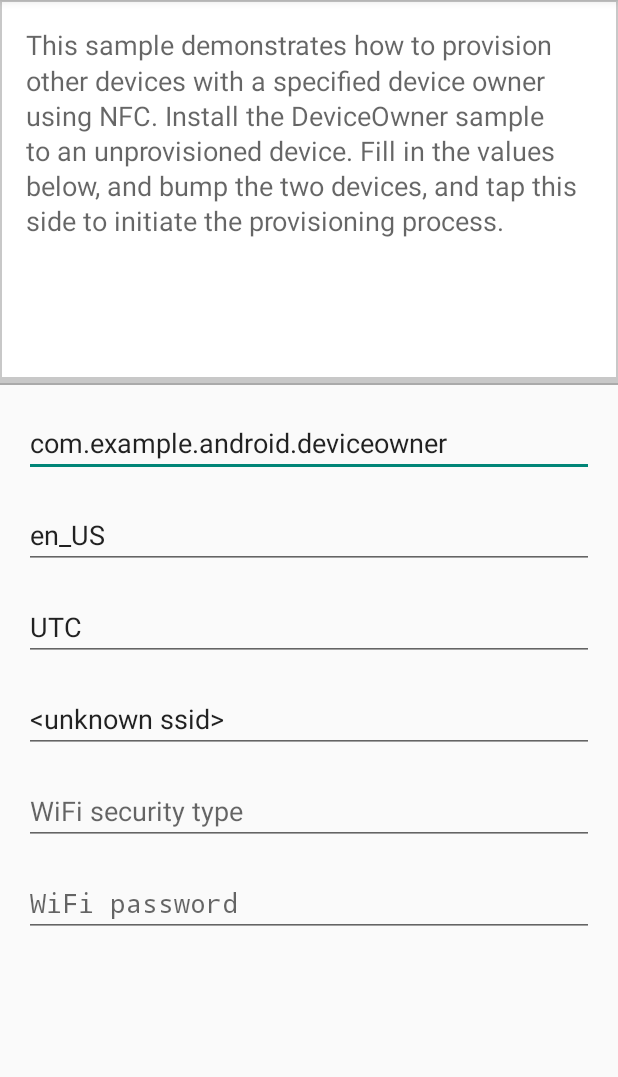
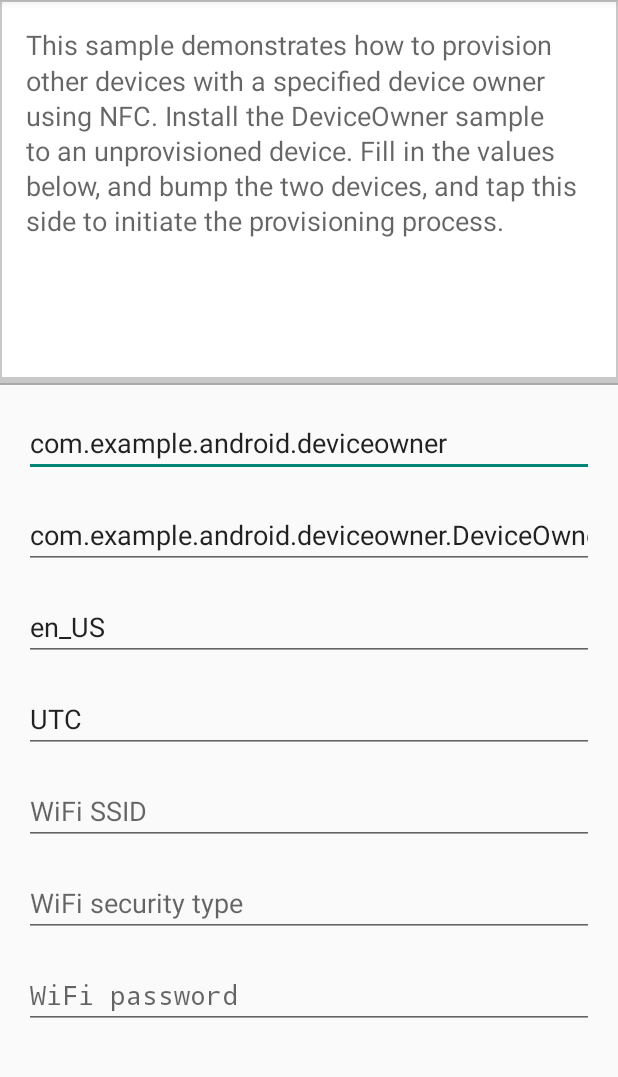
Before and after one commit to googlearchive/android-NfcProvisioning, an Android app: the screen it shows after launch (MainActivity), on a phone screen of 412 x 824 dp, the part 84-1161 px from its top. Run offline under Robolectric (Android 15) with nearby library versions, the phone set to English and light mode, and no system bars.

Commit message:
Auto-update

```diff
--- a/Application/build.gradle
+++ b/Application/build.gradle
@@ -5,7 +5,7 @@ buildscript {
     }
 
     dependencies {
-        classpath 'com.android.tools.build:gradle:2.2.3'
+        classpath 'com.android.tools.build:gradle:2.2.0'
     }
 }
 
@@ -32,11 +32,11 @@ List<String> dirs = [
 
 android {
     compileSdkVersion 25
-    buildToolsVersion "25.0.2"
+    buildToolsVersion "25.0.3"
 
     defaultConfig {
         minSdkVersion 21
-        targetSdkVersion 22
+        targetSdkVersion 25
     }
 
     compileOptions {
--- a/Application/src/main/AndroidManifest.xml
+++ b/Application/src/main/AndroidManifest.xml
@@ -15,6 +15,7 @@
  limitations under the License.
 -->
 <manifest
+    xmlns:tools="http://schemas.android.com/tools"
     package="com.example.android.nfcprovisioning"
     xmlns:android="http://schemas.android.com/apk/res/android"
     android:versionCode="1"
@@ -28,7 +29,8 @@
         android:allowBackup="true"
         android:icon="@drawable/ic_launcher"
         android:label="@string/app_name"
-        android:theme="@style/AppTheme">
+        android:theme="@style/AppTheme"
+        tools:ignore="AllowBackup,GoogleAppIndexingWarning">
 
         <activity
             android:name=".MainActivity"
--- /dev/null
+++ b/Application/src/main/java/com/example/android/nfcprovisioning/CompatUtils.java
@@ -0,0 +1,49 @@
+/*
+ * Copyright (C) 2016 The Android Open Source Project
+ *
+ * Licensed under the Apache License, Version 2.0 (the "License");
+ * you may not use this file except in compliance with the License.
+ * You may obtain a copy of the License at
+ *
+ *      http://www.apache.org/licenses/LICENSE-2.0
+ *
+ * Unless required by applicable law or agreed to in writing, software
+ * distributed under the License is distributed on an "AS IS" BASIS,
+ * WITHOUT WARRANTIES OR CONDITIONS OF ANY KIND, either express or implied.
+ * See the License for the specific language governing permissions and
+ * limitations under the License.
+ */
+
+package com.example.android.nfcprovisioning;
+
+import android.content.res.Configuration;
+import android.os.Build;
+import android.os.LocaleList;
+
+import java.util.Locale;
+
+
+public final class CompatUtils {
+
+    private CompatUtils() {
+        // Prevent instantiation
+    }
+
+    /**
+     * Retrieves the primary locale from the specified {@link Configuration}.
+     *
+     * @param configuration The current {@link Configuration}.
+     * @return The primary locale.
+     */
+    public static Locale getPrimaryLocale(Configuration configuration) {
+        if (Build.VERSION.SDK_INT >= 24) {
+            final LocaleList locales = configuration.getLocales();
+            if (locales.size() > 0) {
+                return locales.get(0);
+            }
+        }
+        //noinspection deprecation
+        return configuration.locale;
+    }
+
+}
--- a/Application/src/main/java/com/example/android/nfcprovisioning/NfcProvisioningFragment.java
+++ b/Application/src/main/java/com/example/android/nfcprovisioning/NfcProvisioningFragment.java
@@ -18,10 +18,12 @@ package com.example.android.nfcprovisioning;
 
 import android.app.Activity;
 import android.app.admin.DevicePolicyManager;
+import android.content.ComponentName;
 import android.nfc.NdefMessage;
 import android.nfc.NdefRecord;
 import android.nfc.NfcAdapter;
 import android.nfc.NfcEvent;
+import android.os.Build;
 import android.os.Bundle;
 import android.support.annotation.Nullable;
 import android.support.v4.app.Fragment;
@@ -55,6 +57,7 @@ public class NfcProvisioningFragment extends Fragment implements
 
     // View references
     private EditText mEditPackageName;
+    private EditText mEditClassName;
     private EditText mEditLocale;
     private EditText mEditTimezone;
     private EditText mEditWifiSsid;
@@ -74,6 +77,7 @@ public class NfcProvisioningFragment extends Fragment implements
     public void onViewCreated(View view, @Nullable Bundle savedInstanceState) {
         // Retrieve view references
         mEditPackageName = (EditText) view.findViewById(R.id.package_name);
+        mEditClassName = (EditText) view.findViewById(R.id.class_name);
         mEditLocale = (EditText) view.findViewById(R.id.locale);
         mEditTimezone = (EditText) view.findViewById(R.id.timezone);
         mEditWifiSsid = (EditText) view.findViewById(R.id.wifi_ssid);
@@ -81,12 +85,15 @@ public class NfcProvisioningFragment extends Fragment implements
         mEditWifiPassword = (EditText) view.findViewById(R.id.wifi_password);
         // Bind event handlers
         mEditPackageName.addTextChangedListener(new TextWatcherWrapper(R.id.package_name, this));
+        mEditClassName.addTextChangedListener(new TextWatcherWrapper(R.id.class_name, this));
         mEditLocale.addTextChangedListener(new TextWatcherWrapper(R.id.locale, this));
         mEditTimezone.addTextChangedListener(new TextWatcherWrapper(R.id.timezone, this));
         mEditWifiSsid.addTextChangedListener(new TextWatcherWrapper(R.id.wifi_ssid, this));
         mEditWifiSecurityType.addTextChangedListener(
                 new TextWatcherWrapper(R.id.wifi_security_type, this));
         mEditWifiPassword.addTextChangedListener(new TextWatcherWrapper(R.id.wifi_password, this));
+        // Prior to API 23, the class name is not needed
+        mEditClassName.setVisibility(Build.VERSION.SDK_INT >= 23 ? View.VISIBLE : View.GONE);
     }
 
     @Override
@@ -117,9 +124,14 @@ public class NfcProvisioningFragment extends Fragment implements
                     if (!value.startsWith("\"") || !value.endsWith("\"")) {
                         value = "\"" + value + "\"";
                     }
-                } else {
-                    value = e.getValue();
-                }
+                } else //noinspection deprecation
+                    if (e.getKey().equals(
+                            DevicePolicyManager.EXTRA_PROVISIONING_DEVICE_ADMIN_PACKAGE_NAME)
+                            && Build.VERSION.SDK_INT >= 23) {
+                        continue;
+                    } else {
+                        value = e.getValue();
+                    }
                 properties.put(e.getKey(), value);
             }
         }
@@ -147,8 +159,27 @@ public class NfcProvisioningFragment extends Fragment implements
         }
         switch (id) {
             case R.id.package_name:
+                //noinspection deprecation
                 mProvisioningValues.put(
                         DevicePolicyManager.EXTRA_PROVISIONING_DEVICE_ADMIN_PACKAGE_NAME, s);
+                break;
+            case R.id.class_name:
+                if (Build.VERSION.SDK_INT >= 23) {
+                    if (TextUtils.isEmpty(s)) {
+                        mProvisioningValues.remove(
+                                DevicePolicyManager.EXTRA_PROVISIONING_DEVICE_ADMIN_COMPONENT_NAME);
+                    } else {
+                        // On API 23 and above, we can use
+                        // EXTRA_PROVISIONING_DEVICE_ADMIN_COMPONENT_NAME to specify the receiver
+                        // in the device owner app. If the provisioning values contain this key,
+                        // EXTRA_PROVISIONING_DEVICE_ADMIN_PACKAGE_NAME is not read.
+                        String packageName = mEditPackageName.getText().toString();
+                        ComponentName name = new ComponentName(packageName, s);
+                        mProvisioningValues.put(
+                                DevicePolicyManager.EXTRA_PROVISIONING_DEVICE_ADMIN_COMPONENT_NAME,
+                                name.flattenToShortString());
+                    }
+                }
                 break;
             case R.id.locale:
                 mProvisioningValues.put(DevicePolicyManager.EXTRA_PROVISIONING_LOCALE, s);
@@ -181,14 +212,21 @@ public class NfcProvisioningFragment extends Fragment implements
     public void onLoadFinished(Loader<Map<String, String>> loader, Map<String, String> values) {
         if (loader.getId() == LOADER_PROVISIONING_VALUES) {
             mProvisioningValues = values;
+            //noinspection deprecation
             mEditPackageName.setText(values.get(
                     DevicePolicyManager.EXTRA_PROVISIONING_DEVICE_ADMIN_PACKAGE_NAME));
+            if (Build.VERSION.SDK_INT >= 23) {
+                ComponentName name = ComponentName.unflattenFromString(values.get(
+                        DevicePolicyManager.EXTRA_PROVISIONING_DEVICE_ADMIN_COMPONENT_NAME));
+                mEditClassName.setText(name.getClassName());
+            }
             mEditLocale.setText(values.get(DevicePolicyManager.EXTRA_PROVISIONING_LOCALE));
             mEditTimezone.setText(values.get(DevicePolicyManager.EXTRA_PROVISIONING_TIME_ZONE));
             mEditWifiSsid.setText(values.get(DevicePolicyManager.EXTRA_PROVISIONING_WIFI_SSID));
             mEditWifiSecurityType.setText(values.get(
                     DevicePolicyManager.EXTRA_PROVISIONING_WIFI_SECURITY_TYPE));
-            mEditWifiPassword.setText(null);
+            mEditWifiPassword.setText(values.get(
+                    DevicePolicyManager.EXTRA_PROVISIONING_WIFI_PASSWORD));
         }
     }
 
--- a/Application/src/main/java/com/example/android/nfcprovisioning/ProvisioningValuesLoader.java
+++ b/Application/src/main/java/com/example/android/nfcprovisioning/ProvisioningValuesLoader.java
@@ -21,6 +21,7 @@ import android.app.admin.DevicePolicyManager;
 import android.content.Context;
 import android.net.wifi.WifiInfo;
 import android.net.wifi.WifiManager;
+import android.os.Build;
 import android.os.Environment;
 import android.support.v4.content.AsyncTaskLoader;
 
@@ -111,9 +112,7 @@ public class ProvisioningValuesLoader extends AsyncTaskLoader<Map<String, String
     }
 
     private void loadFromFile(HashMap<String, String> values, File file) throws IOException {
-        BufferedReader reader = null;
-        try {
-            reader = new BufferedReader(new FileReader(file));
+        try (BufferedReader reader = new BufferedReader(new FileReader(file))) {
             String line;
             while (null != (line = reader.readLine())) {
                 if (line.startsWith("#")) {
@@ -128,17 +127,12 @@ public class ProvisioningValuesLoader extends AsyncTaskLoader<Map<String, String
                 values.put(key, value);
                 Log.d(TAG, key + "=" + value);
             }
-        } finally {
-            if (reader != null) {
-                reader.close();
-            }
         }
     }
 
     private void gatherAdminExtras(HashMap<String, String> values) {
-        HashMap<String, String> newMap = new HashMap<String, String>();
         Properties props = new Properties();
-        Set<String>keys = new HashSet(values.keySet());
+        Set<String> keys = new HashSet<>(values.keySet());
         for (String key : keys) {
             if (key.startsWith("android.app.extra")) {
                 continue;
@@ -160,17 +154,25 @@ public class ProvisioningValuesLoader extends AsyncTaskLoader<Map<String, String
 
     private void loadSystemValues(HashMap<String, String> values) {
         Context context = getContext();
+        //noinspection deprecation
         putIfMissing(values, DevicePolicyManager.EXTRA_PROVISIONING_DEVICE_ADMIN_PACKAGE_NAME,
                 "com.example.android.deviceowner");
+        if (Build.VERSION.SDK_INT >= 23) {
+            putIfMissing(values, DevicePolicyManager.EXTRA_PROVISIONING_DEVICE_ADMIN_COMPONENT_NAME,
+                    "com.example.android.deviceowner/.DeviceOwnerReceiver");
+        }
         putIfMissing(values, DevicePolicyManager.EXTRA_PROVISIONING_LOCALE,
-                context.getResources().getConfiguration().locale.toString());
+                CompatUtils.getPrimaryLocale(context.getResources().getConfiguration()).toString());
         putIfMissing(values, DevicePolicyManager.EXTRA_PROVISIONING_TIME_ZONE,
                 TimeZone.getDefault().getID());
         if (!values.containsKey(DevicePolicyManager.EXTRA_PROVISIONING_WIFI_SSID)) {
             WifiManager wifiManager = (WifiManager) context
                     .getSystemService(Activity.WIFI_SERVICE);
             WifiInfo info = wifiManager.getConnectionInfo();
-            values.put(DevicePolicyManager.EXTRA_PROVISIONING_WIFI_SSID, trimSsid(info.getSSID()));
+            if (info.getNetworkId() != -1) { // Connected to network
+                values.put(DevicePolicyManager.EXTRA_PROVISIONING_WIFI_SSID,
+                        trimSsid(info.getSSID()));
+            }
         }
     }
 
--- a/Application/src/main/java/com/example/android/nfcprovisioning/TextWatcherWrapper.java
+++ b/Application/src/main/java/com/example/android/nfcprovisioning/TextWatcherWrapper.java
@@ -49,7 +49,7 @@ public class TextWatcherWrapper implements TextWatcher {
     }
 
     public interface OnTextChangedListener {
-        public void onTextChanged(int id, String s);
+        void onTextChanged(int id, String s);
     }
 
 }
--- a/Application/src/main/res/layout/fragment_nfc_provisioning.xml
+++ b/Application/src/main/res/layout/fragment_nfc_provisioning.xml
@@ -30,6 +30,14 @@ limitations under the License.
             android:layout_height="wrap_content"
             android:layout_margin="@dimen/margin_small"
             android:hint="@string/hint_package_name"
+            android:inputType="textNoSuggestions"/>
+
+        <EditText
+            android:id="@+id/class_name"
+            android:layout_width="match_parent"
+            android:layout_height="wrap_content"
+            android:layout_margin="@dimen/margin_small"
+            android:hint="@string/hint_class_name"
             android:inputType="textNoSuggestions"/>
 
         <EditText
--- a/Application/src/main/res/menu/main.xml
+++ b/Application/src/main/res/menu/main.xml
@@ -14,7 +14,9 @@
   limitations under the License.
   -->
 
-<menu xmlns:android="http://schemas.android.com/apk/res/android">
+<menu xmlns:android="http://schemas.android.com/apk/res/android"
+      xmlns:tools="http://schemas.android.com/tools"
+      tools:ignore="AppCompatResource">
     <item android:id="@+id/menu_toggle_log"
           android:showAsAction="always"
           android:title="@string/sample_show_log" />
--- a/Application/src/main/res/values/strings.xml
+++ b/Application/src/main/res/values/strings.xml
@@ -19,6 +19,7 @@ limitations under the License.
     <string name="nfc_comment">NFC provisioning sample</string>
 
     <string name="hint_package_name">Package name of device owner</string>
+    <string name="hint_class_name">Class name of device admin receiver</string>
     <string name="hint_locale">Locale</string>
     <string name="hint_timezone">Timezone</string>
     <string name="hint_wifi_ssid">WiFi SSID</string>
```
Also changed, not shown: gradle/wrapper/gradle-wrapper.properties, 1 other file.
